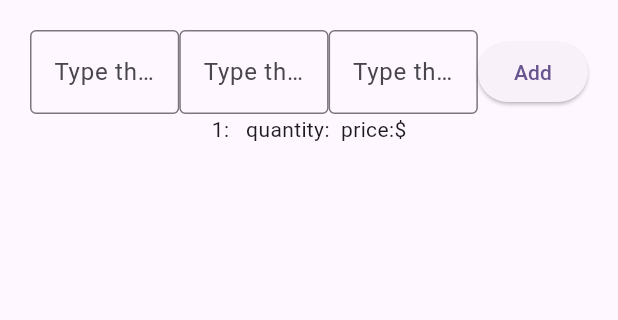
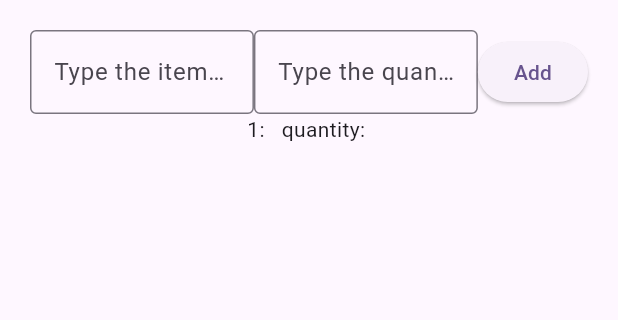
Before and after one commit to alak0035/my_CST2335_labs, a Flutter app: the screen it shows after launch, after a tap on "Add", on a phone screen of 412 x 824 dp, the part 84-404 px from its top. Run offline on Flutter 3.47's test engine with Material 3 defaults, Android fonts, the phone set to English and light mode, and no system bars.

Commit message:
initial commit

```diff
--- a/lib/main.dart
+++ b/lib/main.dart
@@ -61,9 +61,7 @@ class _MyHomePageState extends State<MyHomePage> {
   late TextEditingController _controller1;
   late TextEditingController _controller2;
   List<String> itemNames = [];
-  late TextEditingController _controller3;
   List<String> itemNums = [];
-  List<String> itemPrices = [];
   var number = 1;
 
 
@@ -73,7 +71,6 @@ class _MyHomePageState extends State<MyHomePage> {
     super.initState();
     _controller1 = TextEditingController();
     _controller2 = TextEditingController();
-    _controller3 = TextEditingController();
 
   }
 
@@ -81,7 +78,6 @@ class _MyHomePageState extends State<MyHomePage> {
   void dispose() {
     _controller1.dispose();
     _controller2.dispose();
-    _controller3.dispose();
     super.dispose();
   }
 
@@ -133,35 +129,22 @@ class _MyHomePageState extends State<MyHomePage> {
                 ))
             ),
 
-        Expanded(child: TextField(
-            controller: _controller3,
-            decoration: InputDecoration(
-                hintText: "Type the price here",
-                border: OutlineInputBorder()
-
-            ))
-        ),
-
             ElevatedButton(
                 onPressed: () {
                   if (itemNames.isEmpty || itemNums.isEmpty){
                     number = 1;
-              } else if (itemNames.isNotEmpty || itemNums.isNotEmpty || itemPrices.isNotEmpty) {
+                  } else if (itemNames.isNotEmpty || itemNums.isNotEmpty) {
                     number += 1;
                   }
                   var inputName = _controller1.value.text;
                   var inputNum = _controller2.value.text;
-              var inputPrice = _controller3.value.text;
 
                   setState(() {
                     itemNames.add(inputName);
                     itemNums.add(inputNum);
-                itemPrices.add(inputPrice);
-
 
                     _controller1.text = "";
                     _controller2.text = "";
-                _controller3.text = "";
                   });
 
 
@@ -196,7 +179,6 @@ class _MyHomePageState extends State<MyHomePage> {
                                   setState(() {
                                     itemNames.removeAt(rowNumber);
                                     itemNums.removeAt(rowNumber);
-                                          itemPrices.removeAt(rowNumber);
                                     number -= 1;
                                   });
                                   Navigator.pop(context);
@@ -217,7 +199,7 @@ class _MyHomePageState extends State<MyHomePage> {
                   Row(
                     mainAxisAlignment: MainAxisAlignment.center,
                     children: [
-                              Text("${rowNumber+1}: ${itemNames[rowNumber]}  quantity: ${itemNums[rowNumber]} price:\$${itemPrices[rowNumber]}")
+                      Text("${rowNumber+1}: ${itemNames[rowNumber]}  quantity: ${itemNums[rowNumber]}")
                     ],
                   )
               );
```
Lines whose indentation alone changed are shown as unchanged.
